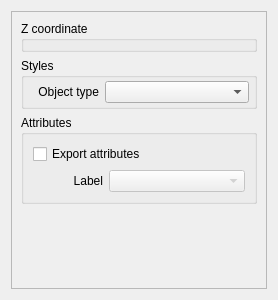
Above: ui/vectorproperties.ui from minorua/Qgis2threejs before the change. Below: the same form after it.
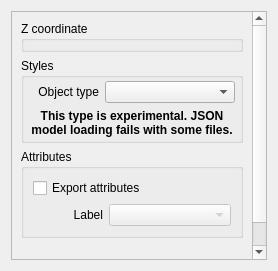
That is the form after the change.

Commit message: JSON model: add label "this type is experimental"

Patch:
```diff
--- a/ui/vectorproperties.ui
+++ b/ui/vectorproperties.ui
@@ -7,7 +7,7 @@
     <x>0</x>
     <y>0</y>
     <width>278</width>
-    <height>300</height>
+    <height>271</height>
    </rect>
   </property>
   <property name="windowTitle">
@@ -37,7 +37,7 @@
         <x>0</x>
         <y>0</y>
         <width>258</width>
-        <height>280</height>
+        <height>251</height>
        </rect>
       </property>
       <layout class="QGridLayout" name="gridLayout_10">
@@ -81,6 +81,9 @@
            <layout class="QVBoxLayout" name="verticalLayout_Styles">
             <item>
              <layout class="QFormLayout" name="formLayout_4">
+              <property name="fieldGrowthPolicy">
+               <enum>QFormLayout::AllNonFixedFieldsGrow</enum>
+              </property>
               <property name="leftMargin">
                <number>2</number>
               </property>
@@ -115,6 +118,28 @@
               </item>
              </layout>
             </item>
+            <item>
+             <widget class="QLabel" name="label_ObjectTypeMessage">
+              <property name="font">
+               <font>
+                <weight>75</weight>
+                <bold>true</bold>
+               </font>
+              </property>
+              <property name="styleSheet">
+               <string notr="true">font-weight: bold;</string>
+              </property>
+              <property name="text">
+               <string>This type is experimental. JSON model loading fails with some files.</string>
+              </property>
+              <property name="alignment">
+               <set>Qt::AlignCenter</set>
+              </property>
+              <property name="wordWrap">
+               <bool>true</bool>
+              </property>
+             </widget>
+            </item>
            </layout>
           </item>
          </layout>
```
The commit also changes 2 other files.
